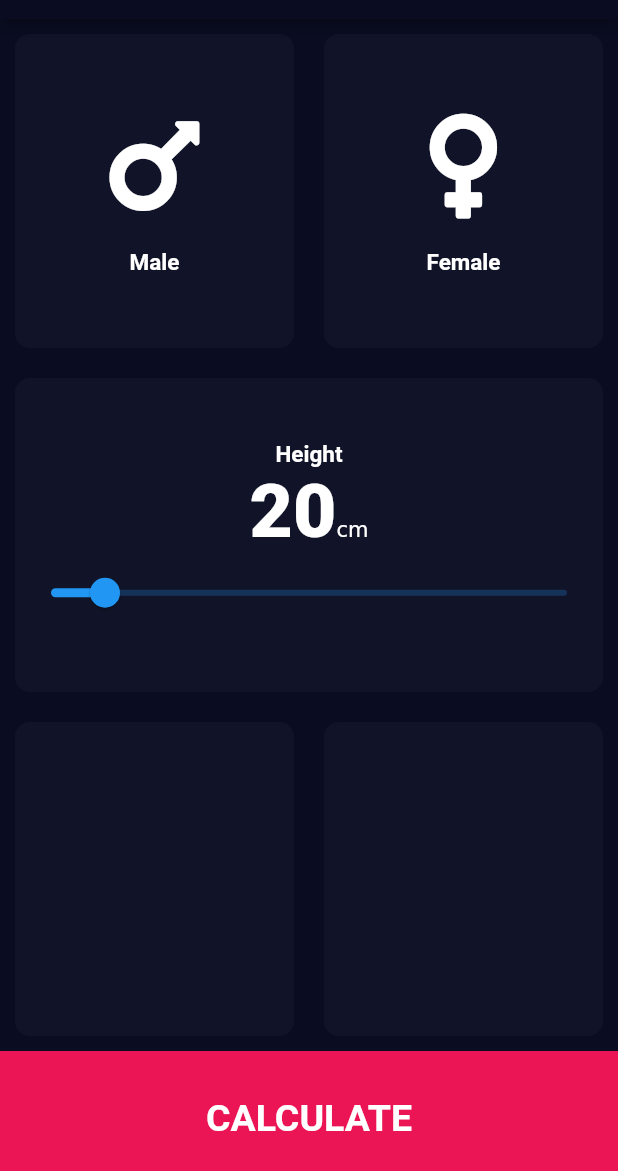
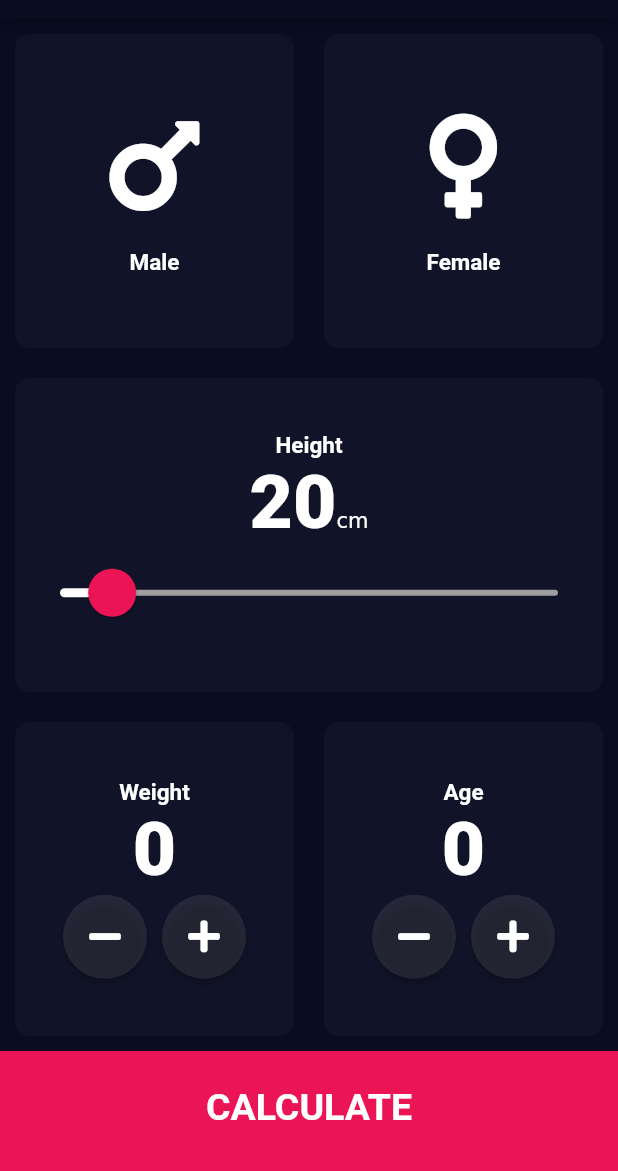
Before and after one commit to MianMubasharAli/BMI-Calculator, a Flutter app: the screen it shows after launch, on a phone screen of 412 x 824 dp, the part 65-1236 px from its top. Run offline on Flutter 3.47's test engine with Material 2 defaults, Android fonts, the phone set to English and light mode, and no system bars; our stand-ins replace font_awesome_flutter.

Commit message:
changes 11/4

```diff
--- /dev/null
+++ b/lib/bmi_brain.dart
@@ -0,0 +1,32 @@
+import 'package:flutter/material.dart';
+
+class BmiBrain {
+  final int? height;
+  final int? weight;
+  double? _bmi;
+  BmiBrain({this.height, this.weight});
+  String BmiCalculator() {
+    _bmi = weight! / (height! / 100);
+    return _bmi!.toStringAsFixed(1);
+  }
+
+  String getResult() {
+    if (_bmi! >= 25) {
+      return "Overwieght";
+    } else if (_bmi! > 18.5) {
+      return "Normal";
+    } else {
+      return "Underweight";
+    }
+  }
+
+  String interpretation() {
+    if (_bmi! >= 25) {
+      return 'You have a higher than normal body weight. Try to exercise more.';
+    } else if (_bmi! >= 18.5) {
+      return 'You have a normal body weight. Good job!';
+    } else {
+      return 'You have a lower than normal body weight. You can eat a bit more.';
+    }
+  }
+}
--- /dev/null
+++ b/lib/botom_button.dart
@@ -0,0 +1,25 @@
+import 'package:flutter/material.dart';
+import 'constants.dart';
+
+class BottomButton extends StatelessWidget {
+  final String? buttonText;
+  final VoidCallback? onPress;
+  BottomButton({this.buttonText, this.onPress});
+
+  @override
+  Widget build(BuildContext context) {
+    return GestureDetector(
+      onTap: onPress,
+      child: Container(
+        width: double.infinity,
+        height: kBottomContainerHeight,
+        padding: EdgeInsets.only(bottom: 5),
+        color: Color(0xFFEB1555),
+        child: Center(
+          child: Text(buttonText!,
+              style: TextStyle(fontSize: 25, fontWeight: FontWeight.bold)),
+        ),
+      ),
+    );
+  }
+}
--- a/lib/constants.dart
+++ b/lib/constants.dart
@@ -7,3 +7,7 @@ const kActiveColor = Color(0xFF111341);
 const kTextStyle = TextStyle(fontWeight: FontWeight.bold, fontSize: 15);
 const kHeightCardTextStyle =
     TextStyle(fontSize: 50.0, fontWeight: FontWeight.w900);
+const kTitleTextStyle = TextStyle(fontWeight: FontWeight.bold, fontSize: 50);
+const kResultCardNormalText = TextStyle(
+    fontSize: 22, fontWeight: FontWeight.bold, color: Color(0xFF21D274));
+const kResultText = TextStyle(fontSize: 22, fontWeight: FontWeight.bold);
--- a/lib/home1.dart
+++ b/lib/home1.dart
@@ -1,8 +1,12 @@
+import 'package:bmi_calculator/bmi_brain.dart';
+import 'package:bmi_calculator/result.dart';
+import 'package:bmi_calculator/weight_height_card.dart';
 import 'package:flutter/material.dart';
 import 'package:font_awesome_flutter/font_awesome_flutter.dart';
 import 'reuseable_card.dart';
 import 'reuseable_card_content.dart';
 import 'constants.dart';
+import 'botom_button.dart';
 
 enum GenderType { male, female }
 
@@ -16,26 +20,7 @@ class Home1 extends StatefulWidget {
 class _Home1State extends State<Home1> {
   GenderType? genderType;
   double _currentSliderValue = 20;
-  // Color maleCardColor = inActiveColor;
-  // Color femaleCardColor = inActiveColor;
-  // void updateColor(GenderType gender) {
-  //   if (gender == GenderType.male) {
-  //     if (maleCardColor == inActiveColor) {
-  //       maleCardColor = activeColor;
-  //       femaleCardColor = inActiveColor;
-  //     } else {
-  //       maleCardColor = inActiveColor;
-  //     }
-  //   } else if (gender == GenderType.female) {
-  //     if (femaleCardColor == inActiveColor) {
-  //       femaleCardColor = activeColor;
-  //       maleCardColor = inActiveColor;
-  //     } else {
-  //       femaleCardColor = inActiveColor;
-  //     }
-  //   }
-  // }
-
+  int weight = 0;
   @override
   Widget build(BuildContext context) {
     return Scaffold(
@@ -92,23 +77,35 @@ class _Home1State extends State<Home1> {
                         TextSpan(
                             text: _currentSliderValue.toStringAsFixed(0),
                             style: kHeightCardTextStyle),
-                        TextSpan(
+                        const TextSpan(
                           text: "cm",
                         ),
                       ],
                     ),
                   ),
-                  Slider(
+                  SliderTheme(
+                    data: SliderThemeData().copyWith(
+                        activeTrackColor: Colors.white,
+                        inactiveTrackColor: Colors.grey,
+                        overlayColor: Color(0x29EB1555),
+                        overlayShape:
+                            RoundSliderOverlayShape(overlayRadius: 30),
+                        thumbShape: const RoundSliderThumbShape(
+                          enabledThumbRadius: 16,
+                        )),
+                    child: Slider(
                       value: _currentSliderValue,
                       min: 0,
                       max: 200,
                       divisions: 200,
+                      thumbColor: Color(0xFFEB1555),
                       label: _currentSliderValue.round().toString(),
                       onChanged: (double value) {
                         setState(() {
                           _currentSliderValue = value;
                         });
                       },
+                    ),
                   ),
                 ],
               ),
@@ -120,25 +117,73 @@ class _Home1State extends State<Home1> {
               Expanded(
                 child: ReuseableCard(
                   color: kInActiveColor,
+                  childWidget: Column(
+                    mainAxisAlignment: MainAxisAlignment.center,
+                    children: [
+                      Text(
+                        "Weight",
+                        style: kTextStyle,
+                      ),
+                      Text(
+                        weight.toString(),
+                        style: kHeightCardTextStyle,
+                      ),
+                      Row(
+                        mainAxisAlignment: MainAxisAlignment.center,
+                        children: [
+                          RoundIconButton(
+                            icon: FontAwesomeIcons.minus,
+                            onPress: () {
+                              setState(() {
+                                if (weight > 0) {
+                                  weight = weight - 1;
+                                }
+                              });
+                            },
+                          ),
+                          // WeightHeightIcons(
+                          //   icon: Icons.remove,
+                          // ),
+                          const SizedBox(
+                            width: 10,
+                          ),
+                          RoundIconButton(
+                            icon: FontAwesomeIcons.plus,
+                            onPress: () {
+                              setState(() {
+                                weight = weight + 1;
+                              });
+                            },
+                          )
+                        ],
+                      )
+                    ],
+                  ),
                 ),
               ),
               Expanded(
                 child: ReuseableCard(
                   color: kInActiveColor,
+                  childWidget: WeightHeightCard(
+                    label: "Age",
+                  ),
                 ),
               ),
             ],
           )),
-          Container(
-            width: double.infinity,
-            height: kBottomContainerHeight,
-            color: Color(0xFFEB1555),
-            padding: const EdgeInsets.only(top: 10),
-            child: const Center(
-                child: Text(
-              "CALCULATE",
-              style: TextStyle(fontSize: 25, fontWeight: FontWeight.bold),
-            )),
+          BottomButton(
+            buttonText: "CALCULATE",
+            onPress: () {
+              BmiBrain calc =
+                  BmiBrain(height: _currentSliderValue.toInt(), weight: weight);
+              Navigator.push(
+                context,
+                MaterialPageRoute(
+                  builder: (context) => Result(calc.getResult(),
+                      calc.BmiCalculator(), calc.interpretation()),
+                ),
+              );
+            },
           ),
         ],
       ),
--- a/lib/main.dart
+++ b/lib/main.dart
@@ -1,3 +1,4 @@
+import 'package:bmi_calculator/result.dart';
 import 'package:flutter/material.dart';
 import 'package:bmi_calculator/home.dart';
 import 'home1.dart';
@@ -23,7 +24,8 @@ class MyApp extends StatelessWidget {
           color: Color(0xFF0A0D22),
         ),
       ),
-      home: const Home1(),
+      initialRoute: "/",
+      routes: {"/": (context) => Home1()},
     );
   }
 }
--- /dev/null
+++ b/lib/weight_height_card.dart
@@ -0,0 +1,83 @@
+import 'package:flutter/material.dart';
+import 'package:font_awesome_flutter/font_awesome_flutter.dart';
+import 'constants.dart';
+
+class WeightHeightCard extends StatefulWidget {
+  final String? label;
+
+  WeightHeightCard({
+    this.label,
+  });
+
+  @override
+  State<WeightHeightCard> createState() => _WeightHeightCardState();
+}
+
+class _WeightHeightCardState extends State<WeightHeightCard> {
+  int number = 0;
+  @override
+  Widget build(BuildContext context) {
+    return Column(
+      mainAxisAlignment: MainAxisAlignment.center,
+      children: [
+        Text(
+          widget.label!,
+          style: kTextStyle,
+        ),
+        Text(
+          number.toString(),
+          style: kHeightCardTextStyle,
+        ),
+        Row(
+          mainAxisAlignment: MainAxisAlignment.center,
+          children: [
+            RoundIconButton(
+              icon: FontAwesomeIcons.minus,
+              onPress: () {
+                setState(() {
+                  if (number > 0) {
+                    number = number - 1;
+                  }
+                });
+              },
+            ),
+            // WeightHeightIcons(
+            //   icon: Icons.remove,
+            // ),
+            const SizedBox(
+              width: 10,
+            ),
+            RoundIconButton(
+              icon: FontAwesomeIcons.plus,
+              onPress: () {
+                setState(() {
+                  number = number + 1;
+                });
+              },
+            )
+          ],
+        )
+      ],
+    );
+  }
+}
+
+class RoundIconButton extends StatelessWidget {
+  final IconData? icon;
+  final VoidCallback? onPress;
+  RoundIconButton({this.icon, this.onPress});
+
+  @override
+  Widget build(BuildContext context) {
+    return RawMaterialButton(
+      constraints: const BoxConstraints.tightFor(
+        width: 56.0,
+        height: 56.0,
+      ),
+      child: Icon(icon),
+      onPressed: onPress,
+      fillColor: Colors.white.withOpacity(0.09),
+      shape: CircleBorder(),
+    );
+  }
+}
```
Also changed, not shown: lib/result.dart (added, +91 -0 lines). Lines whose indentation alone changed are shown as unchanged.
